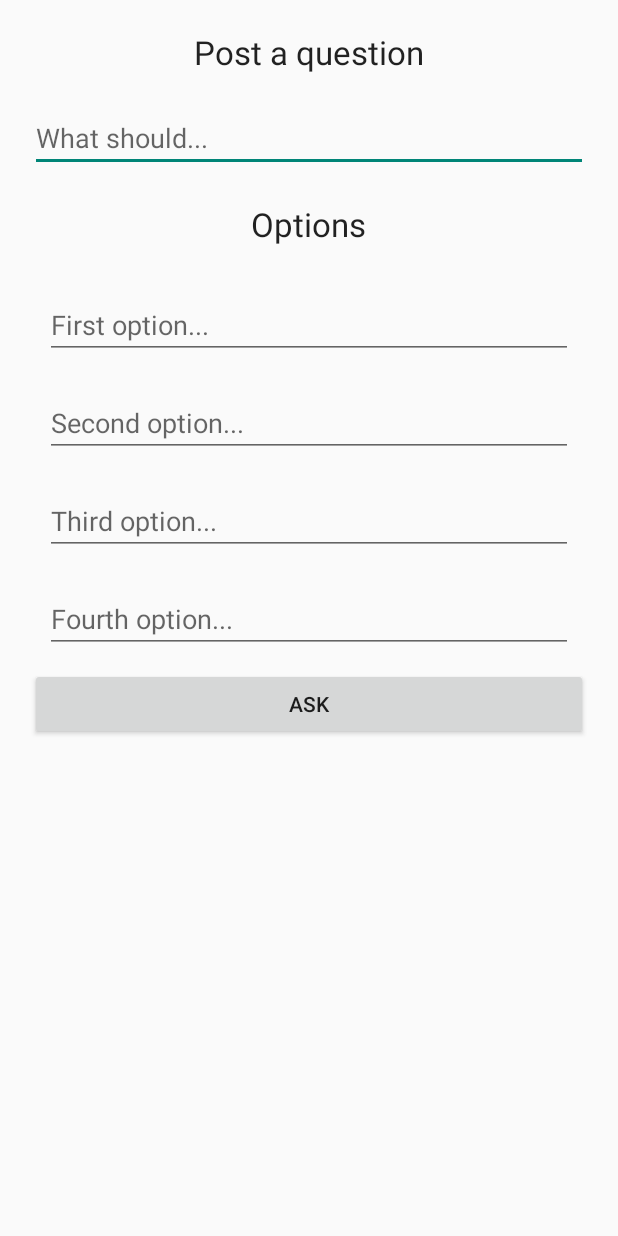
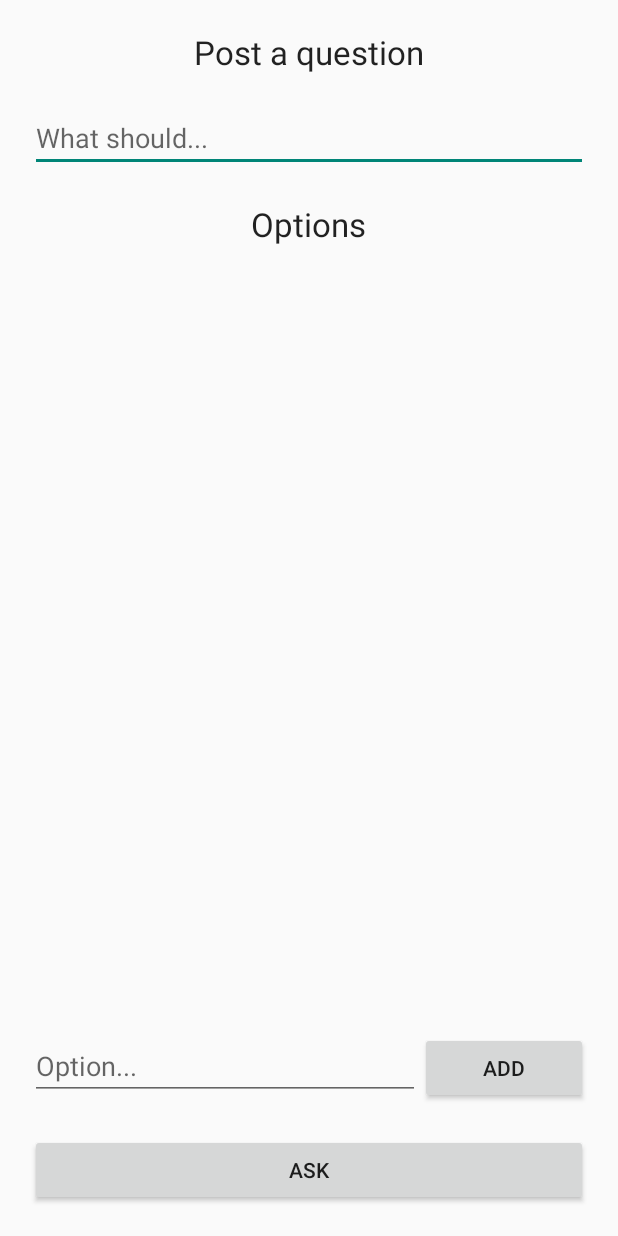
Before and after one commit to kmangutov/CrowdSolve, an Android app: the layout fragment_post.xml on its own in the app's theme, with its tools: preview values and no code run, on a phone screen of 412 x 824 dp. Run offline under Robolectric (Android 15) with nearby library versions, the phone set to English and light mode, and no system bars.

Commit message:
post question ui is bulletproof

```diff
--- a/app/build.gradle
+++ b/app/build.gradle
@@ -6,7 +6,7 @@ android {
 
     defaultConfig {
         applicationId "com.kmangutov.crowdsolve"
-        minSdkVersion 11
+        minSdkVersion 14
         targetSdkVersion 21
         versionCode 1
         versionName "1.0"
--- a/app/src/main/res/layout/fragment_post.xml
+++ b/app/src/main/res/layout/fragment_post.xml
@@ -2,21 +2,22 @@
 <LinearLayout xmlns:android="http://schemas.android.com/apk/res/android"
     android:orientation="vertical" android:layout_width="match_parent"
     android:layout_height="match_parent"
-    android:padding="20dp">
+    android:padding="20dp"
+    android:id="@+id/linearLayoutPost">
 
     <TextView
         android:layout_width="wrap_content"
         android:layout_height="wrap_content"
         android:textAppearance="?android:attr/textAppearanceLarge"
         android:text="Post a question"
-        android:id="@+id/textView2"
+        android:id="@+id/textView"
         android:layout_gravity="center_horizontal"
         android:layout_marginBottom="20dp"/>
 
     <EditText
         android:layout_width="match_parent"
         android:layout_height="wrap_content"
-        android:id="@+id/editText"
+        android:id="@+id/editTextTitle"
         android:layout_gravity="center_horizontal"
         android:hint="What should..."/>
 
@@ -25,57 +26,60 @@
         android:layout_height="wrap_content"
         android:textAppearance="?android:attr/textAppearanceLarge"
         android:text="Options"
-        android:id="@+id/textView3"
+        android:id="@+id/textViewOptionsTitle"
         android:layout_gravity="center_horizontal"
         android:layout_margin="20dp"/>
 
-    <LinearLayout
-        android:orientation="vertical"
+
+    <TextView
         android:layout_width="match_parent"
         android:layout_height="wrap_content"
+        android:id="@+id/textViewOptions"
         android:layout_gravity="center_horizontal"
-        android:id="@+id/layoutOptions">
+        style="@style/style_text"
+        />
+
+
+    <Space
+        android:layout_width="match_parent"
+        android:layout_height="match_parent"
+        android:layout_weight="1" />
+
+
+
+    <LinearLayout
+        android:layout_width="match_parent"
+        android:layout_height="wrap_content"
+        android:orientation="horizontal"
+        android:layout_marginBottom="20dp">
+
 
         <EditText
-            android:layout_width="match_parent"
+            android:layout_width="0dp"
+            android:layout_weight="0.7"
             android:layout_height="wrap_content"
-            android:id="@+id/optionOne"
-            android:layout_gravity="center_horizontal"
-            android:hint="First option..."
-            android:layout_margin="10dp"/>
-
-        <EditText
-            android:layout_width="match_parent"
-            android:layout_height="wrap_content"
-            android:id="@+id/optionTwo"
-            android:layout_gravity="center_horizontal"
-            android:hint="Second option..."
-            android:layout_margin="10dp"/>
-
-        <EditText
-            android:layout_width="match_parent"
-            android:layout_height="wrap_content"
-            android:id="@+id/optionThree"
-            android:layout_gravity="center_horizontal"
-            android:hint="Third option..."
-            android:layout_margin="10dp"/>
-
-        <EditText
-            android:layout_width="match_parent"
-            android:layout_height="wrap_content"
-            android:id="@+id/optionFour"
-            android:layout_gravity="center_horizontal"
-            android:hint="Fourth option..."
-            android:layout_margin="10dp"/>
+            android:hint="Option..."
+            android:id="@+id/editTextAddOption"
+            />
 
 
+        <Button
+            android:layout_width="0dp"
+            android:layout_weight="0.3"
+            android:layout_height="wrap_content"
+            android:text="Add"
+            android:id="@+id/buttonAddOption"
+            />
+
     </LinearLayout>
+
 
     <Button
         android:layout_width="match_parent"
         android:layout_height="wrap_content"
         android:text="Ask"
         android:id="@+id/buttonAsk"
-        android:layout_gravity="center_horizontal" />
+        android:layout_gravity="center_horizontal"
+        />
 
 </LinearLayout>
```
Also changed, not shown: app/src/main/java/com/kmangutov/crowdsolve/views/PostFragment.java (+88 -9 lines), app/src/main/res/layout/view_edittext.xml (deleted, +0 -14 lines), 1 other file.
